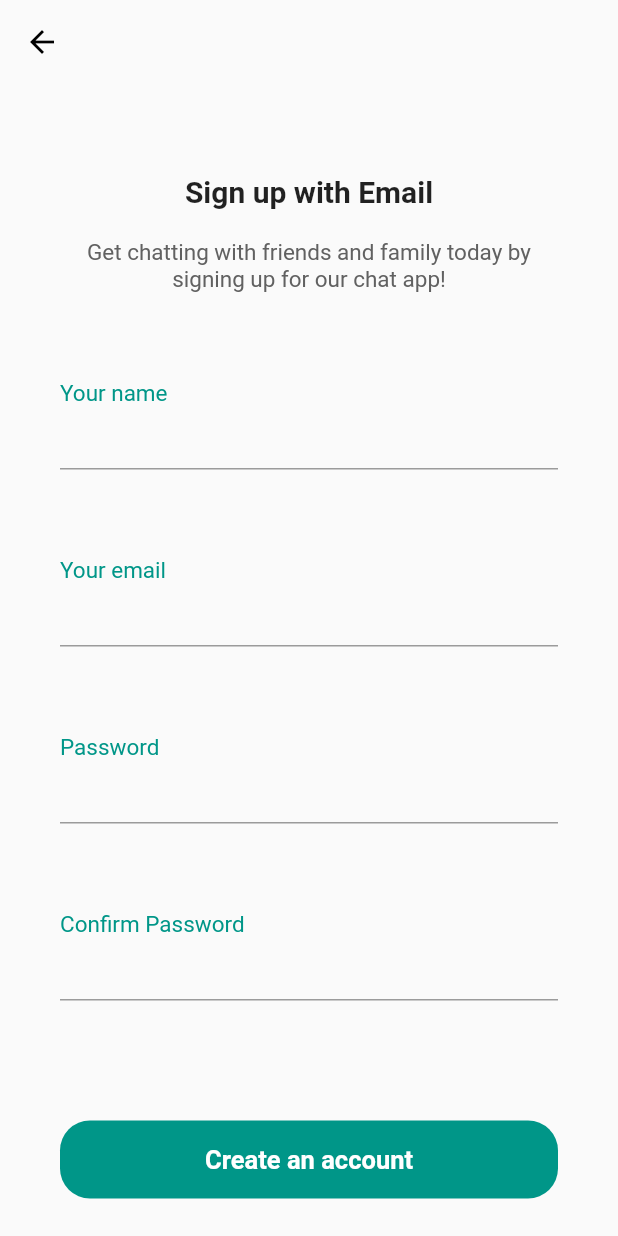
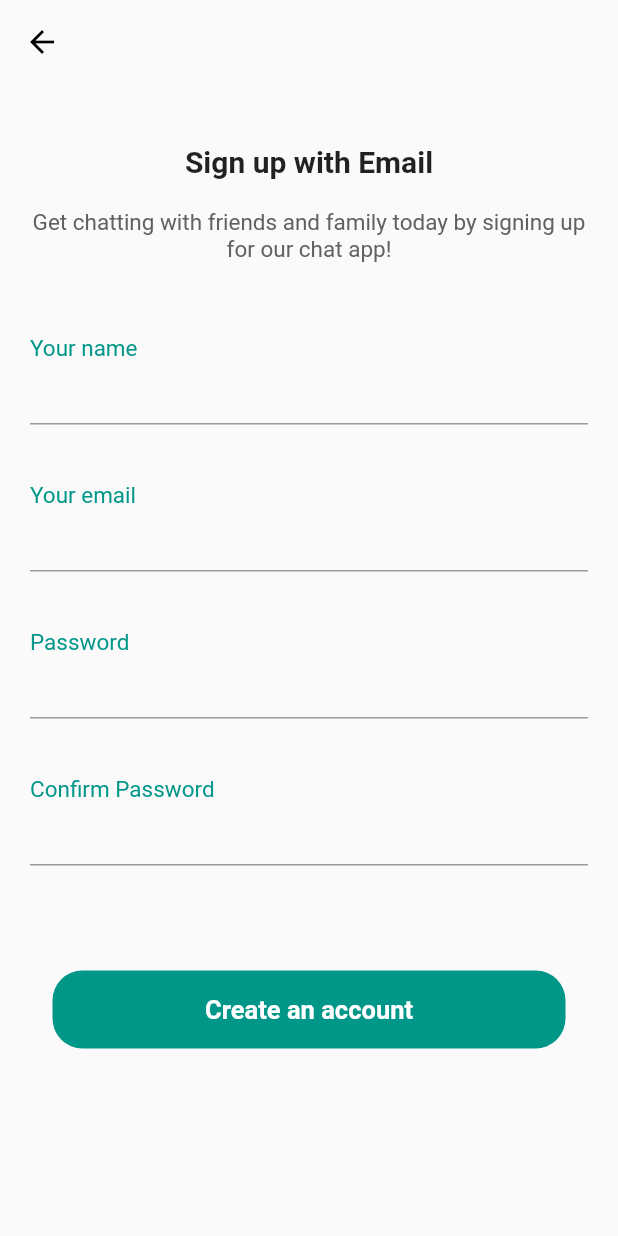
Before and after one commit to TuranTalayhan/message_app, a Flutter app: the screen it shows after launch, after a tap on "Sign up with email", on a phone screen of 412 x 824 dp. Run offline on Flutter 3.47's test engine with Material 2 defaults, Android fonts, the phone set to English and light mode, and no system bars; our stand-ins replace firebase_auth, firebase_core, font_awesome_flutter, google_sign_in, material_design_icons_flutter; accounts and stored records are empty.

Commit message:
Optimized the app for smaller phones

```diff
--- a/lib/pages/authentication/auth_page.dart
+++ b/lib/pages/authentication/auth_page.dart
@@ -52,45 +52,42 @@ class _AuthPageState extends State<AuthPage> {
                       ],
                     ),
                   ),
-                  const SizedBox(
-                    height: 30,
-                  ),
                   const Padding(
-                    padding: EdgeInsets.fromLTRB(40, 0, 40, 0),
+                    padding: EdgeInsets.fromLTRB(20, 0, 20, 0),
                     child: Text(
                       "Connect",
-                      style: TextStyle(fontSize: 85, color: Colors.white),
+                      style: TextStyle(fontSize: 80, color: Colors.white),
                     ),
                   ),
                   const Padding(
-                    padding: EdgeInsets.fromLTRB(40, 0, 40, 0),
+                    padding: EdgeInsets.fromLTRB(20, 0, 20, 0),
                     child: Text(
                       "friends",
-                      style: TextStyle(fontSize: 85, color: Colors.white),
+                      style: TextStyle(fontSize: 80, color: Colors.white),
                     ),
                   ),
                   const Padding(
-                    padding: EdgeInsets.fromLTRB(40, 0, 40, 0),
+                    padding: EdgeInsets.fromLTRB(20, 0, 20, 0),
                     child: Text(
                       "easily &",
                       style: TextStyle(
-                          fontSize: 75.0,
+                          fontSize: 70.0,
                           fontWeight: FontWeight.bold,
                           color: Colors.white),
                     ),
                   ),
                   const Padding(
-                    padding: EdgeInsets.fromLTRB(40, 0, 40, 0),
+                    padding: EdgeInsets.fromLTRB(20, 0, 20, 0),
                     child: Text(
                       "quickly",
                       style: TextStyle(
-                          fontSize: 75.0,
+                          fontSize: 70.0,
                           fontWeight: FontWeight.bold,
                           color: Colors.white),
                     ),
                   ),
                   const Padding(
-                    padding: EdgeInsets.fromLTRB(40, 20, 40, 0),
+                    padding: EdgeInsets.fromLTRB(20, 20, 20, 0),
                     child: Text(
                       "Our chat app is the perfect way to stay connected with friends and family.",
                       style: TextStyle(color: Colors.white70, fontSize: 18),
@@ -145,7 +142,7 @@ class _AuthPageState extends State<AuthPage> {
                     ],
                   ),
                   const Padding(
-                    padding: EdgeInsets.fromLTRB(40, 20, 40, 20),
+                    padding: EdgeInsets.fromLTRB(20, 20, 20, 20),
                     child: Row(children: <Widget>[
                       Expanded(child: Divider(color: Colors.white70)),
                       Padding(
--- a/lib/pages/authentication/login_page.dart
+++ b/lib/pages/authentication/login_page.dart
@@ -47,11 +47,11 @@ class _LoginPageState extends State<LoginPage> {
           elevation: 0,
         ),
         body: Padding(
-          padding: const EdgeInsets.all(40),
+          padding: const EdgeInsets.all(20),
           child: Column(
             children: [
               const Padding(
-                padding: EdgeInsets.all(20.0),
+                padding: EdgeInsets.fromLTRB(0, 20, 0, 20),
                 child: Text(
                   "Log in to MessageApp",
                   style: TextStyle(fontWeight: FontWeight.bold, fontSize: 20),
--- a/lib/pages/authentication/reset_password.dart
+++ b/lib/pages/authentication/reset_password.dart
@@ -45,10 +45,10 @@ class _ResetPasswordState extends State<ResetPassword> {
         elevation: 0,
       ),
       body: Padding(
-        padding: const EdgeInsets.all(40.0),
+        padding: const EdgeInsets.all(20.0),
         child: Column(children: [
           const SizedBox(
-            height: 150,
+            height: 140,
           ),
           const Text(
             "Enter your email adress",
--- a/lib/pages/authentication/sign_up.dart
+++ b/lib/pages/authentication/sign_up.dart
@@ -64,11 +64,11 @@ class _SignUpPageState extends State<SignUpPage> {
           elevation: 0,
         ),
         body: Padding(
-          padding: const EdgeInsets.all(40),
+          padding: const EdgeInsets.all(20),
           child: Column(
             children: [
               const Padding(
-                padding: EdgeInsets.all(20.0),
+                padding: EdgeInsets.fromLTRB(0, 20, 0, 20),
                 child: Text(
                   "Sign up with Email",
                   style: TextStyle(fontWeight: FontWeight.bold, fontSize: 20),
@@ -87,7 +87,7 @@ class _SignUpPageState extends State<SignUpPage> {
                   child: Column(
                 children: [
                   Padding(
-                    padding: const EdgeInsets.fromLTRB(0, 20, 0, 20),
+                    padding: const EdgeInsets.fromLTRB(0, 10, 0, 10),
                     child: TextFormField(
                         controller: name,
                         decoration: const InputDecoration(
@@ -99,7 +99,7 @@ class _SignUpPageState extends State<SignUpPage> {
                                 TextStyle(fontSize: 20, color: Colors.teal))),
                   ),
                   Padding(
-                    padding: const EdgeInsets.fromLTRB(0, 20, 0, 20),
+                    padding: const EdgeInsets.fromLTRB(0, 10, 0, 10),
                     child: TextFormField(
                         controller: email,
                         decoration: const InputDecoration(
@@ -111,7 +111,7 @@ class _SignUpPageState extends State<SignUpPage> {
                                 TextStyle(fontSize: 20, color: Colors.teal))),
                   ),
                   Padding(
-                    padding: const EdgeInsets.fromLTRB(0, 20, 0, 20),
+                    padding: const EdgeInsets.fromLTRB(0, 10, 0, 10),
                     child: TextFormField(
                         controller: password,
                         obscureText: true,
@@ -124,7 +124,7 @@ class _SignUpPageState extends State<SignUpPage> {
                                 TextStyle(fontSize: 20, color: Colors.teal))),
                   ),
                   Padding(
-                    padding: const EdgeInsets.fromLTRB(0, 20, 0, 20),
+                    padding: const EdgeInsets.fromLTRB(0, 10, 0, 10),
                     child: TextFormField(
                         controller: passwordConfirm,
                         obscureText: true,
--- a/lib/themes.dart
+++ b/lib/themes.dart
@@ -19,10 +19,12 @@ class Themes {
   static ThemeData dark = ThemeData(
       brightness: Brightness.dark,
       primarySwatch: Colors.teal,
-      navigationBarTheme: NavigationBarThemeData(
-          backgroundColor: ThemeData.dark().scaffoldBackgroundColor,
-          iconTheme: MaterialStateProperty.all(
-              const IconThemeData(color: Colors.white))),
+      bottomNavigationBarTheme: BottomNavigationBarThemeData(
+        backgroundColor: ThemeData.dark().scaffoldBackgroundColor,
+        selectedIconTheme: const IconThemeData(color: Colors.teal),
+        unselectedIconTheme: const IconThemeData(color: Colors.grey),
+        selectedLabelStyle: const TextStyle(fontSize: 12),
+      ),
       appBarTheme: AppBarTheme(
           backgroundColor: ThemeData.dark().scaffoldBackgroundColor,
           iconTheme: const IconThemeData(color: Colors.white)),
```
Also changed, not shown: lib/firebase_options.dart, 3 other files.
